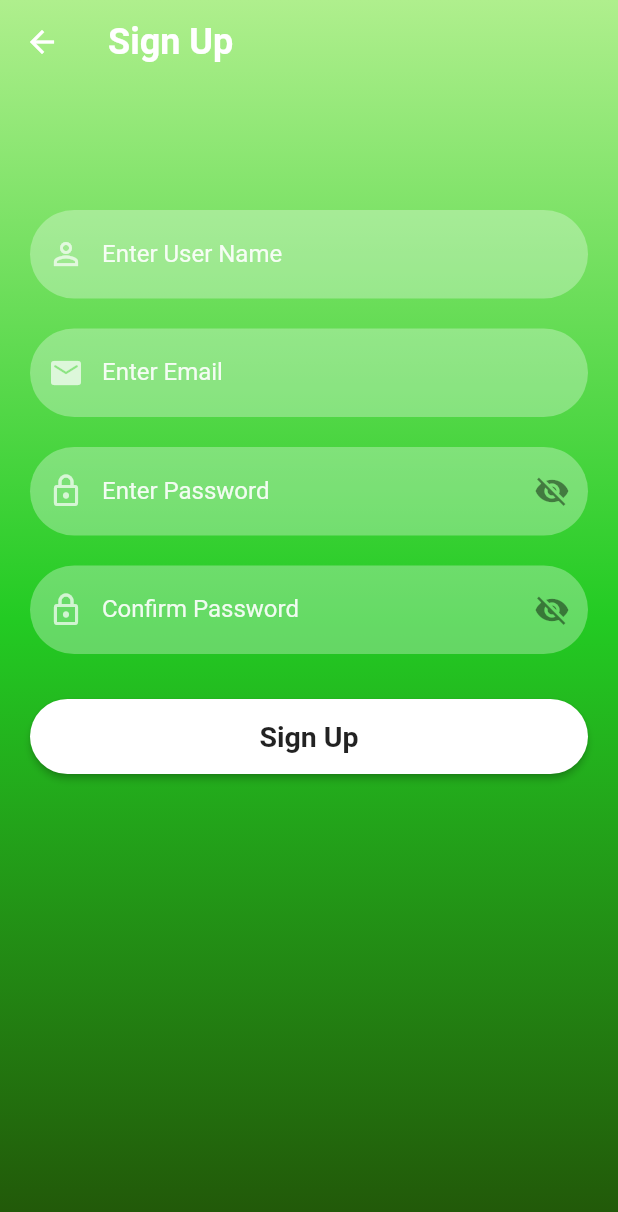
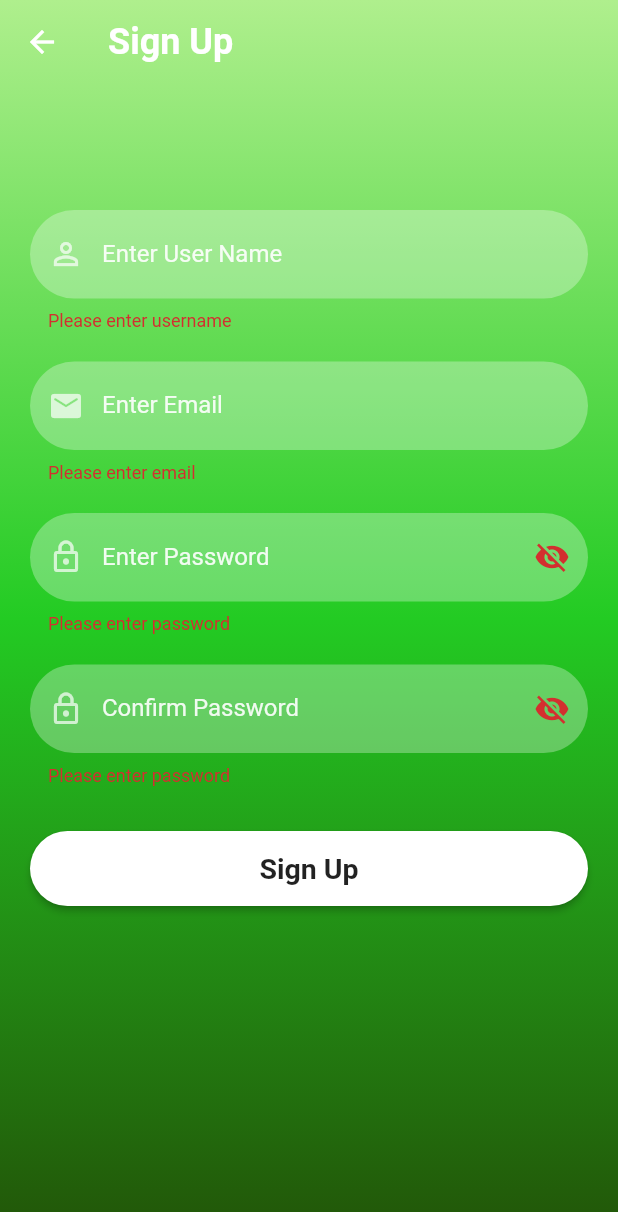
Before and after one commit to billzhao1030/Urban-Forest, a Flutter app: the SignUpView screen opened directly, after a tap on "Sign Up", on a phone screen of 412 x 824 dp. Shown: the top 1212 px of the screen. Run offline on Flutter 3.47's test engine with Material 2 defaults, Android fonts, the phone set to English and light mode, and no system bars; our stand-ins replace animated_splash_screen, cloud_firestore, firebase_auth, firebase_core, geolocator, image_picker and 1 more; accounts and stored records are empty.

Commit message:
part of sign up validation

```diff
--- a/lib/main.dart
+++ b/lib/main.dart
@@ -12,6 +12,7 @@ void main() async {
   runApp(const SplashScreen());
   WidgetsFlutterBinding.ensureInitialized();
   await Firebase.initializeApp();
+
 
 }
 
@@ -31,7 +32,7 @@ class SplashScreen extends StatelessWidget {
           splashTransition: SplashTransition.scaleTransition,
           pageTransitionType: PageTransitionType.bottomToTop,
           backgroundColor: const Color.fromARGB(255, 165, 229, 165),
-          nextScreen: const MyApp(),
+          nextScreen: const MyApp(), // the next screen
           splashIconSize: 500,
           splash: SingleChildScrollView(
             child: Column(children: [
--- a/lib/reusable_widgets/reusable_wiget.dart
+++ b/lib/reusable_widgets/reusable_wiget.dart
@@ -54,7 +54,7 @@ class _FormTextBoxState extends State<FormTextBox> {
           cursorColor: Colors.white,
           style: TextStyle(color: Colors.white.withOpacity(0.9)),
           decoration: InputDecoration(
-            errorMaxLines: 2,
+            errorMaxLines: 3,
             prefixIcon: Icon(
               widget.icon,
               color: Colors.white70,
@@ -134,3 +134,23 @@ Container firebaseButton(
     )
   );
 }
+
+// snack bar hint about authentication state
+  SnackBar snackBarHint(String hint) {
+    return SnackBar(
+      backgroundColor: const Color.fromARGB(255, 187, 173, 132),
+      padding: const EdgeInsets.fromLTRB(0, 12, 0, 12),
+      margin: const EdgeInsets.fromLTRB(16, 8, 16, 12),
+      behavior: SnackBarBehavior.floating,
+      content: Text(
+        hint,
+        textAlign: TextAlign.center,
+        style: const TextStyle(
+          color: Colors.black87,
+          fontWeight: FontWeight.bold,
+          fontSize: 15
+        ),
+      ),
+      duration: const Duration(milliseconds: 3000),
+    );
+  }
--- a/lib/view/sign_up.dart
+++ b/lib/view/sign_up.dart
@@ -19,6 +19,10 @@ class _SignUpViewState extends State<SignUpView> {
   final TextEditingController _emailTextController = TextEditingController();
   final TextEditingController _userNameTextController = TextEditingController();
   final TextEditingController _confirmPasswordTextController = TextEditingController();
+
+  final _formKey = GlobalKey<FormState>(); // for validation
+
+  bool loading = false;
 
   @override
   Widget build(BuildContext context) {
@@ -52,11 +56,15 @@ class _SignUpViewState extends State<SignUpView> {
         child: SingleChildScrollView(
           child: Padding(
             padding: const EdgeInsets.fromLTRB(20, 120, 20, 0),
+            child: Form(
+              key: _formKey,
               child: Column(
                 children: <Widget>[
                   const SizedBox(
                     height: 20,
                   ),
+
+                  // user name
                   FormTextBox(
                     labelText: "Enter User Name",
                     icon: Icons.person_outline,
@@ -68,6 +76,7 @@ class _SignUpViewState extends State<SignUpView> {
                     height: 20,
                   ),
 
+                  // email
                   FormTextBox(
                     labelText: "Enter Email",
                     icon: Icons.email_rounded,
@@ -79,6 +88,7 @@ class _SignUpViewState extends State<SignUpView> {
                     height: 20,
                   ),
 
+                  // password
                   FormTextBox(
                     labelText: "Enter Password",
                     icon: Icons.lock_outlined,
@@ -90,6 +100,7 @@ class _SignUpViewState extends State<SignUpView> {
                     height: 20,
                   ),
 
+                  // confirm password
                   FormTextBox(
                     labelText: "Confirm Password",
                     icon: Icons.lock_outlined,
@@ -101,7 +112,9 @@ class _SignUpViewState extends State<SignUpView> {
                     height: 20,
                   ),
 
-                firebaseButton(context, "Sign Up", () {
+                  !loading ? firebaseButton(context, "Sign Up", () {
+                    if (_formKey.currentState!.validate()) {
+                      if (_emailTextController.text.compareTo(_confirmPasswordTextController.text) == 0) {
                         FirebaseAuth.instance.createUserWithEmailAndPassword(
                           email: _emailTextController.text.trim(),
                           password: _passwordTextController.text.trim()
@@ -115,12 +128,29 @@ class _SignUpViewState extends State<SignUpView> {
                         }).onError((error, stackTrace) {
                           print("Error: ${error.toString()}");
                         });
-                })
+                      } else {
+                        String snackBarText = "Password didn't match!";
+                        ScaffoldMessenger.of(context).showSnackBar(snackBarHint(snackBarText));
+                      }
+                    }
+                  }) : Container (
+                    margin: const EdgeInsets.fromLTRB(0, 20, 0, 20),
+                    child: const CircularProgressIndicator(
+                      color: Colors.white,
+                    ),
+                  ),
                 ],
+              ),
             ),
           )
         )
       ),
     );
   }
+
+  void firebaseLoading(bool loading) {
+    setState(() {
+      this.loading = loading;
+    });
   }
+}
--- a/lib/view_model/form_validation.dart
+++ b/lib/view_model/form_validation.dart
@@ -11,7 +11,12 @@ String? validateAccount(String? value, bool isPasswordType, bool isUserName) {
     }
   } else {
     if (isUserName) {
-
+      if (value == null || value.isEmpty) {
+        return "Please enter username";
+      } else if (!value.isValidUserName) {
+        return "Invalid user, should contains only letter, number or _-."
+        "(must not be the first or last character, not appear consecutively), length between 5 and 20";
+      }
     } else {
       if (value == null || value.isEmpty) {
         return "Please enter email";
```
Also changed, not shown: lib/view/sign_in.dart (+1 -20 lines). Lines whose indentation alone changed are shown as unchanged.
